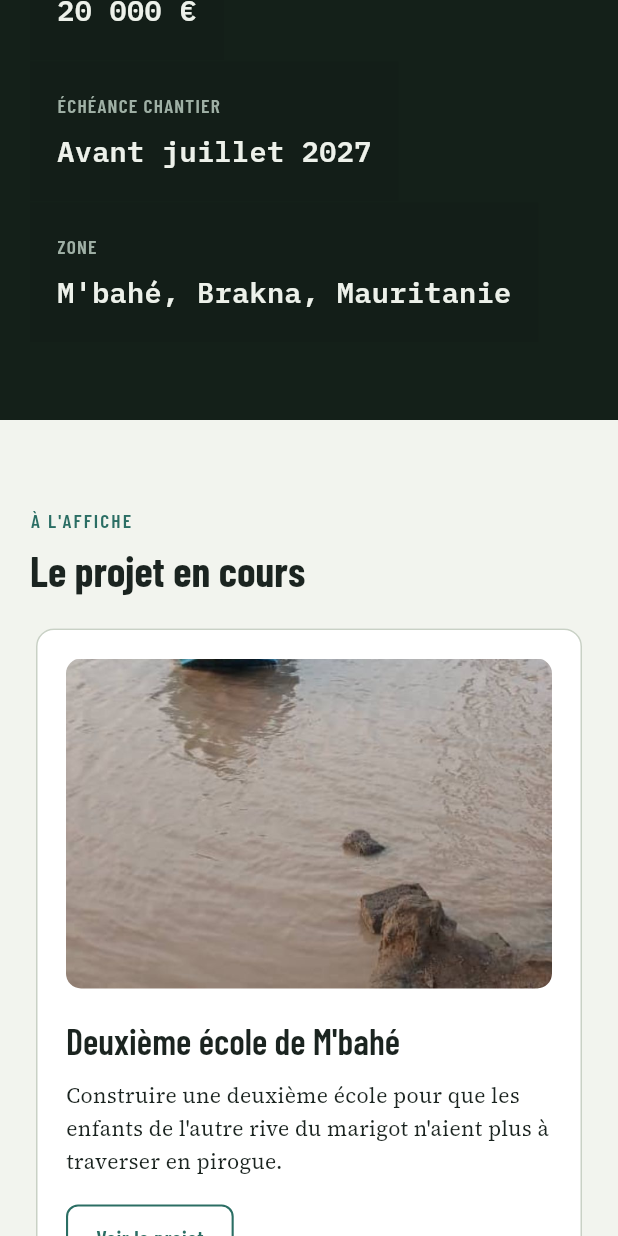
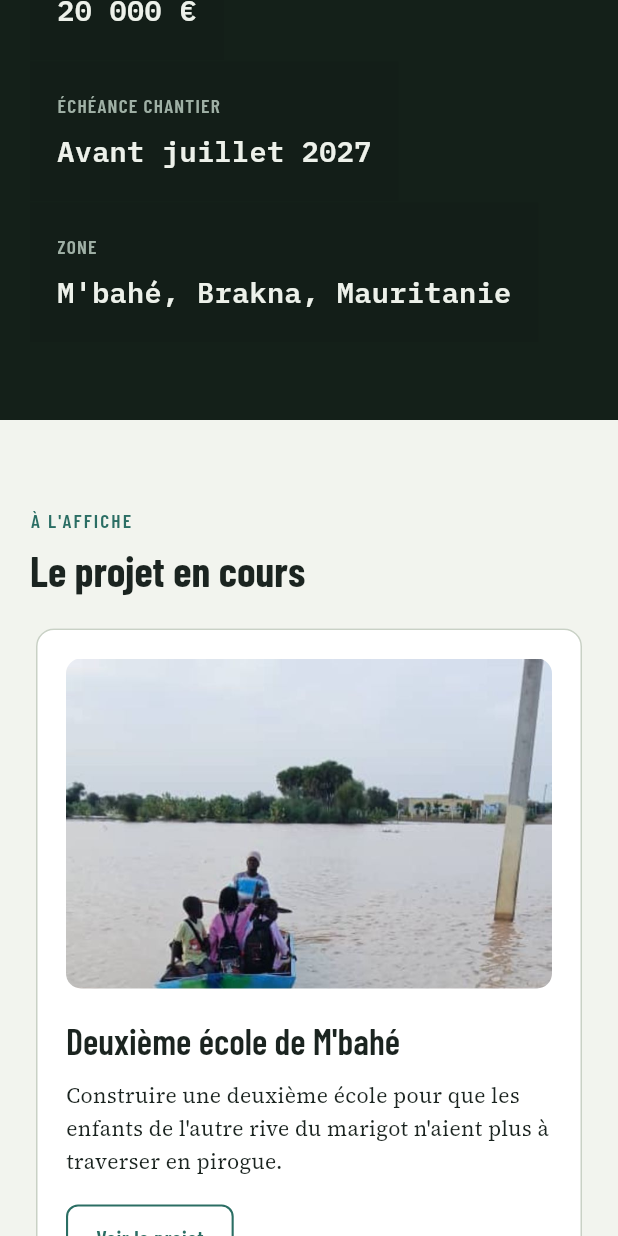
Before and after one commit to kawkumputer/ardm-site, a Flutter app: the screen it shows after launch, scrolled down 1152 dp, on a phone screen of 412 x 824 dp. Run offline on Flutter 3.47's test engine with Material 3 defaults, Android fonts, the phone set to English and light mode, and no system bars; our stand-ins replace go_router, google_fonts.

Commit message:
Corrige le cadrage de la photo de la pirogue (enfants coupes du cadre)
La photo est en format portrait avec les enfants en haut ; le
recadrage automatique centre par defaut et les faisait disparaitre.
Alignement en haut sur toutes les vignettes du site, meme correction
CSS sur la note et le dossier de presentation.

Co-Authored-By: Claude Sonnet 5 <noreply@anthropic.com>

```diff
--- a/lib/pages/home_page.dart
+++ b/lib/pages/home_page.dart
@@ -202,7 +202,7 @@ class _FlagshipCard extends StatelessWidget {
     final image = project.imageAsset != null
         ? ClipRRect(
             borderRadius: BorderRadius.circular(10),
-            child: Image.asset(project.imageAsset, height: 220, width: double.infinity, fit: BoxFit.cover),
+            child: Image.asset(project.imageAsset, height: 220, width: double.infinity, fit: BoxFit.cover, alignment: Alignment.topCenter),
           )
         : const SizedBox.shrink();
 
--- a/lib/pages/project_detail_page.dart
+++ b/lib/pages/project_detail_page.dart
@@ -59,7 +59,7 @@ class ProjectDetailPage extends StatelessWidget {
             if (project.imageAsset != null)
               ClipRRect(
                 borderRadius: BorderRadius.circular(12),
-                child: Image.asset(project.imageAsset!, height: 320, width: double.infinity, fit: BoxFit.cover),
+                child: Image.asset(project.imageAsset!, height: 320, width: double.infinity, fit: BoxFit.cover, alignment: Alignment.topCenter),
               ),
             const SizedBox(height: 24),
             Wrap(
--- a/lib/pages/projects_page.dart
+++ b/lib/pages/projects_page.dart
@@ -44,7 +44,7 @@ class _ProjectRow extends StatelessWidget {
     final image = project.imageAsset != null
         ? ClipRRect(
             borderRadius: BorderRadius.circular(10),
-            child: Image.asset(project.imageAsset!, height: 190, width: double.infinity, fit: BoxFit.cover),
+            child: Image.asset(project.imageAsset!, height: 190, width: double.infinity, fit: BoxFit.cover, alignment: Alignment.topCenter),
           )
         : Container(
             height: 190,
```
Also changed, not shown: 2 other files.
